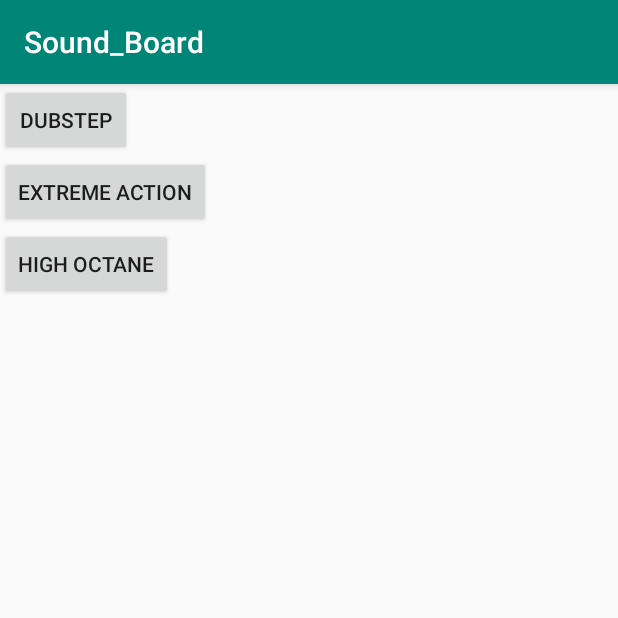
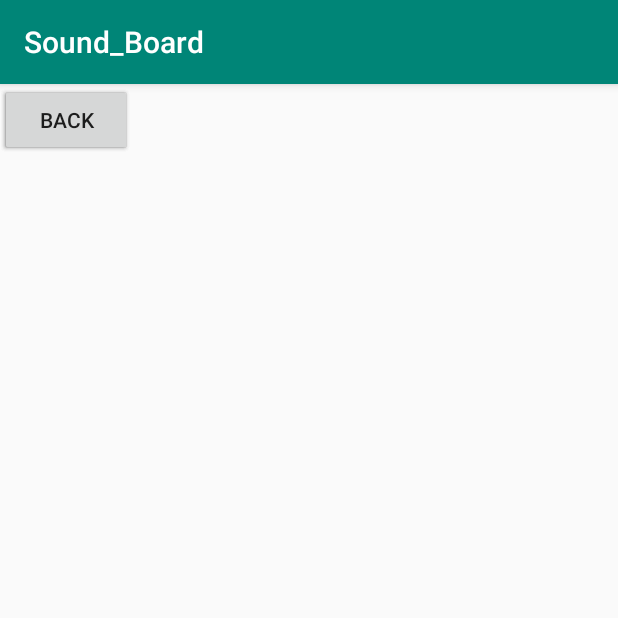
Before and after one commit to 02kristianshyiak/Sound_Board, an Android app: the screen it shows after launch (MainActivity before the commit, Main2Activity after it), after a tap on "DUBSTEP", on a phone screen of 412 x 824 dp, the top half of it. Run offline under Robolectric (Android 15) with nearby library versions, the phone set to English and light mode, and no system bars.

Commit message:
put Back Buttons in all the mains and add play/pause buttons to the activities

```diff
--- a/app/src/main/java/com/example/sound_board/Main2Activity.java
+++ b/app/src/main/java/com/example/sound_board/Main2Activity.java
@@ -2,13 +2,51 @@ package com.example.sound_board;
 
 import androidx.appcompat.app.AppCompatActivity;
 
+import android.content.Intent;
+import android.media.MediaPlayer;
 import android.os.Bundle;
+import android.view.View;
+import android.widget.Button;
 
 public class Main2Activity extends AppCompatActivity {
+
+    private MediaPlayer mMediaplayer;
+    private Button mPlay, mPause;
+    private Button back;
 
     @Override
     protected void onCreate(Bundle savedInstanceState) {
         super.onCreate(savedInstanceState);
         setContentView(R.layout.activity_main2);
+
+        mPause = findViewById(R.id.pause);
+        mPlay = findViewById(R.id.play);
+        mMediaplayer = MediaPlayer.create(this, R.raw.dubstep);
+
+        mPlay.setOnClickListener(new View.OnClickListener() {
+            @Override
+            public void onClick(View view) {
+                mMediaplayer.start();
+            }
+        });
+        mPause.setOnClickListener(new View.OnClickListener() {
+            @Override
+            public void onClick(View view) {
+                mMediaplayer.pause();
+            }
+        });
+
+        back = (Button) findViewById(R.id.back);
+        back.setOnClickListener(new View.OnClickListener() {
+            @Override
+            public void onClick(View view) {
+                openMainActivity();
+            }
+        });
+    }
+
+    public void openMainActivity() {
+        Intent intent = new Intent(this, MainActivity.class);
+        startActivity(intent);
     }
 }
--- a/app/src/main/java/com/example/sound_board/MainActivity.java
+++ b/app/src/main/java/com/example/sound_board/MainActivity.java
@@ -2,6 +2,7 @@ package com.example.sound_board;
 
 import androidx.appcompat.app.AppCompatActivity;
 
+import android.content.Intent;
 import android.os.Bundle;
 import android.view.View;
 import android.widget.Button;
@@ -23,5 +24,36 @@ public class MainActivity extends AppCompatActivity {
                 openMain2Activity();
             }
         });
+
+        extre = (Button) findViewById(R.id.extre);
+        extre.setOnClickListener(new View.OnClickListener() {
+            @Override
+            public void onClick(View view) {
+                openMain3Activity();
+            }
+        });
+
+        high = (Button) findViewById(R.id.high);
+        high.setOnClickListener(new View.OnClickListener() {
+            @Override
+            public void onClick(View view) {
+                openMain4Activity();
+            }
+        });
+    }
+
+    public void openMain2Activity() {
+        Intent intent = new Intent(this, Main2Activity.class);
+        startActivity(intent);
+    }
+
+    public void openMain3Activity() {
+        Intent intent = new Intent(this, Main3Activity.class);
+        startActivity(intent);
+    }
+
+    public void openMain4Activity() {
+        Intent intent = new Intent(this, Main4Activity.class);
+        startActivity(intent);
     }
 }
--- a/app/src/main/res/layout/activity_main2.xml
+++ b/app/src/main/res/layout/activity_main2.xml
@@ -1,9 +1,26 @@
 <?xml version="1.0" encoding="utf-8"?>
-<androidx.constraintlayout.widget.ConstraintLayout xmlns:android="http://schemas.android.com/apk/res/android"
-    xmlns:app="http://schemas.android.com/apk/res-auto"
+<RelativeLayout xmlns:android="http://schemas.android.com/apk/res/android"
     xmlns:tools="http://schemas.android.com/tools"
     android:layout_width="match_parent"
     android:layout_height="match_parent"
     tools:context=".Main2Activity">
 
-</androidx.constraintlayout.widget.ConstraintLayout>
+    <Button
+        android:layout_width="wrap_content"
+        android:layout_height="wrap_content"
+        android:id="@+id/play"
+        android:text="Play" />
+
+    <Button
+        android:layout_width="wrap_content"
+        android:layout_height="wrap_content"
+        android:id="@+id/pause"
+        android:text="Pause" />
+
+    <Button
+        android:layout_width="wrap_content"
+        android:layout_height="wrap_content"
+        android:id="@+id/back"
+        android:text="Back" />
+
+</RelativeLayout>
```
Also changed, not shown: app/src/main/java/com/example/sound_board/Main3Activity.java (+18 -0 lines), app/src/main/java/com/example/sound_board/Main4Activity.java (+18 -0 lines), app/src/main/res/layout/activity_main3.xml (+20 -3 lines), app/src/main/res/layout/activity_main4.xml (+20 -3 lines).
